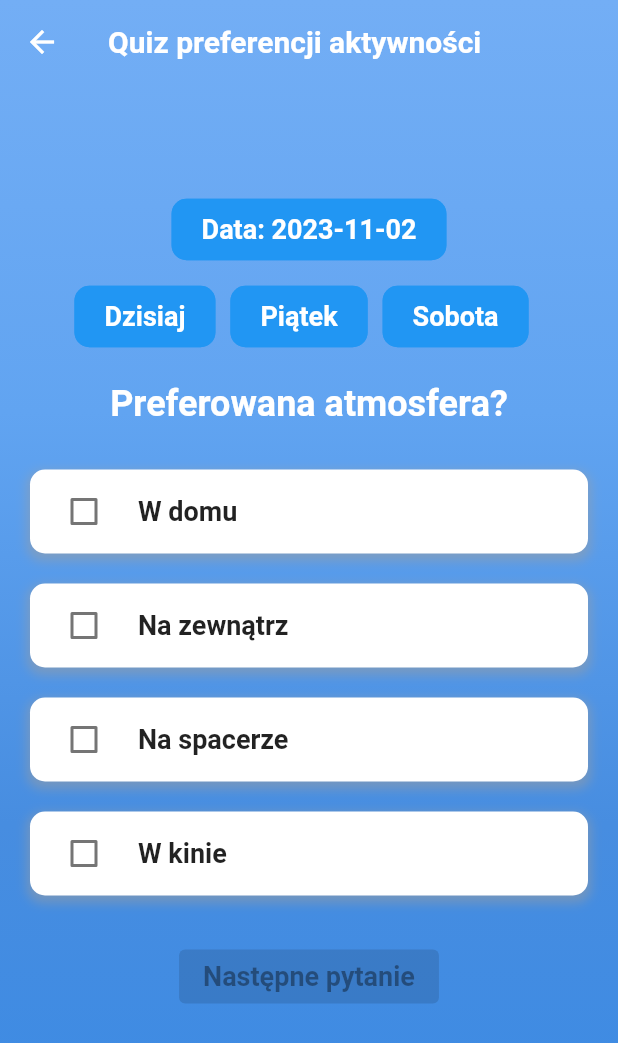
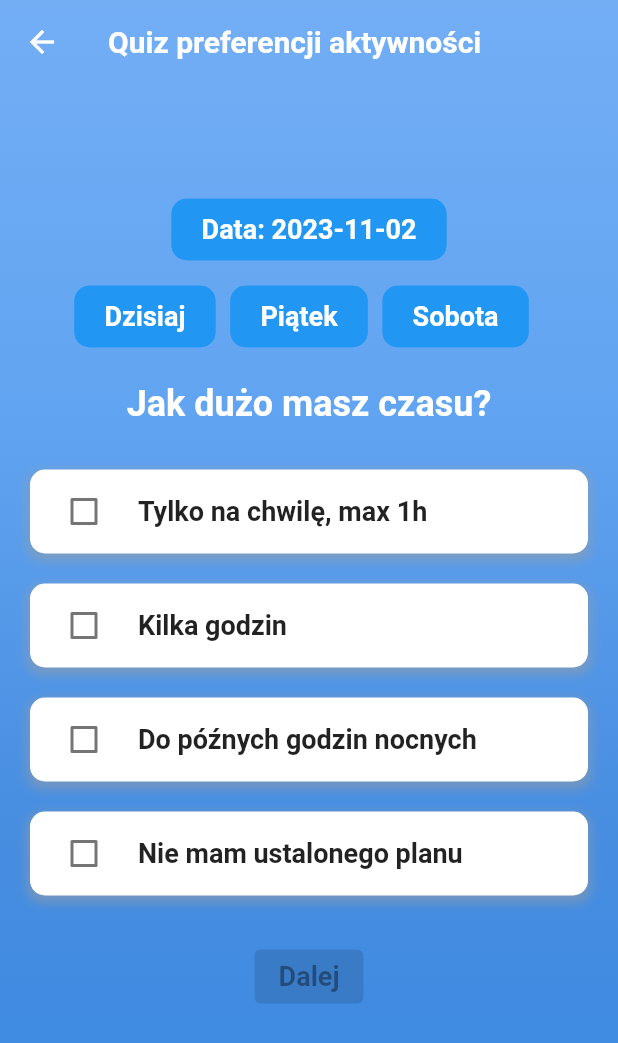
Before and after one commit to glitteru/evently, a Flutter app: the screen it shows after launch, after a tap on "Rozpocznij", on a phone screen of 412 x 824 dp. Shown: the top 1043 px of the screen. Run offline on Flutter 3.47's test engine with Material 2 defaults, Android fonts, the phone set to English and light mode, and no system bars; network calls fail; Roboto replaces fonts that are missing (Montserrat).

Commit message:
dart fix

```diff
--- a/lib/screens/main_screen.dart
+++ b/lib/screens/main_screen.dart
@@ -14,6 +14,8 @@
     ),
     // Możesz dodać więcej przykładowych eventów...
   ];
+
+  MainScreen({super.key});
 
   @override
   Widget build(BuildContext context) {
--- a/lib/screens/quiz_screen.dart
+++ b/lib/screens/quiz_screen.dart
@@ -11,10 +11,6 @@
 
 class _QuizScreenState extends State<QuizScreen> {
   final questions = [
-    {
-      'question': 'Preferowana atmosfera?',
-      'answers': ['W domu', 'Na zewnątrz', 'Na spacerze', 'W kinie']
-    },
     {
       'question': 'Jak dużo masz czasu?',
       'answers': [
```
Also changed, not shown: 1 other file.
